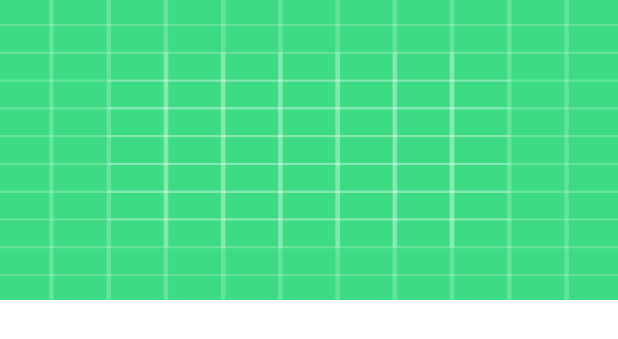
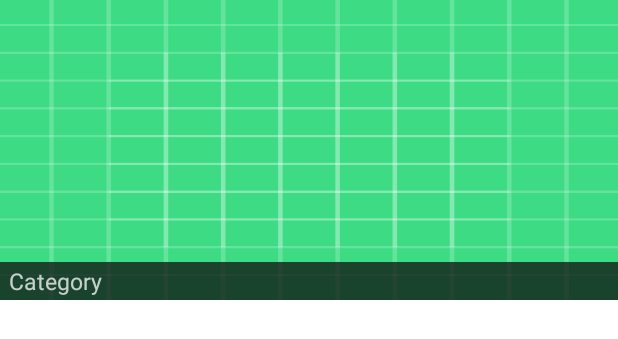
Before and after one commit to kalindus89/Movie-Streaming-App, an Android app: the layout item_banner_main_movies.xml on its own in the app's theme, with its tools: preview values and no code run, on a phone screen of 412 x 824 dp. Shown: the top 339 px of the screen. Run offline under Robolectric (Android 15) with nearby library versions, the phone set to English and light mode, and no system bars.

Commit message:
Movie-Streaming-App

```diff
--- a/app/src/main/java/com/moviestreamingapp/new_ui_design/PagerAdapterBanners.java
+++ b/app/src/main/java/com/moviestreamingapp/new_ui_design/PagerAdapterBanners.java
@@ -5,11 +5,9 @@ import android.view.LayoutInflater;
 import android.view.View;
 import android.view.ViewGroup;
 import android.widget.ImageView;
+import android.widget.TextView;
 
 import androidx.annotation.NonNull;
-import androidx.fragment.app.Fragment;
-import androidx.fragment.app.FragmentManager;
-import androidx.fragment.app.FragmentPagerAdapter;
 import androidx.viewpager.widget.PagerAdapter;
 
 import com.bumptech.glide.Glide;
@@ -47,10 +45,13 @@ public class PagerAdapterBanners extends PagerAdapter {
     @Override
     public Object instantiateItem(@NonNull ViewGroup container, int position) {
 
-        View view = LayoutInflater.from(context).inflate(R.layout.banner_main_movies_item,null);
+        View view = LayoutInflater.from(context).inflate(R.layout.item_banner_main_movies,null);
 
         ImageView banner_imageView= view.findViewById(R.id.banner_imageView);
-        Glide.with(context).load("https://image.tmdb.org/t/p/w500"+movieModelList.get(position).getPoster_path()).placeholder(R.drawable.ic_launcher_background).into(banner_imageView);
+        TextView movieName= view.findViewById(R.id.movieName);
+
+        movieName.setText(movieModelList.get(position).getTitle());
+        Glide.with(context).load("https://image.tmdb.org/t/p/w500"+movieModelList.get(position).getBackdrop_path()).placeholder(R.drawable.ic_launcher_background).into(banner_imageView);
         container.addView(view);
 
         return view;
--- a/app/src/main/java/com/moviestreamingapp/new_ui_design/retrofit_singlton_pattern/MovieApiInterface.java
+++ b/app/src/main/java/com/moviestreamingapp/new_ui_design/retrofit_singlton_pattern/MovieApiInterface.java
@@ -24,4 +24,9 @@ public interface MovieApiInterface{
             @Query("api_key") String api_key
     );
 
+    @GET("movie/popular")
+    Call<MoviesSearchResponse> getPopularMovies(
+            @Query("api_key") String api_key
+    );
+
 }
--- a/app/src/main/res/layout/banner_main_movies_item.xml
+++ b/app/src/main/res/layout/item_banner_main_movies.xml
@@ -16,4 +16,18 @@
         app:layout_constraintStart_toStartOf="parent"
         app:layout_constraintTop_toTopOf="parent"
         app:srcCompat="@drawable/ic_launcher_background" />
+
+    <TextView
+        android:id="@+id/movieName"
+        android:layout_width="match_parent"
+        android:layout_height="25dp"
+        android:background="#BC0E0D0E"
+        android:gravity="left|center"
+        android:paddingLeft="6dp"
+        android:text="Category"
+        android:textColor="#C1FFFFFF"
+        android:textSize="15sp"
+        app:layout_constraintBottom_toBottomOf="parent"
+        app:layout_constraintEnd_toEndOf="parent"
+        app:layout_constraintStart_toStartOf="parent" />
 </androidx.constraintlayout.widget.ConstraintLayout>
```
Also changed, not shown: app/src/main/java/com/moviestreamingapp/new_ui_design/HomeActivity.java (+72 -0 lines), app/src/main/java/com/moviestreamingapp/new_ui_design/retrofit_singlton_pattern/models/MovieModel.java (+8 -1 lines).
